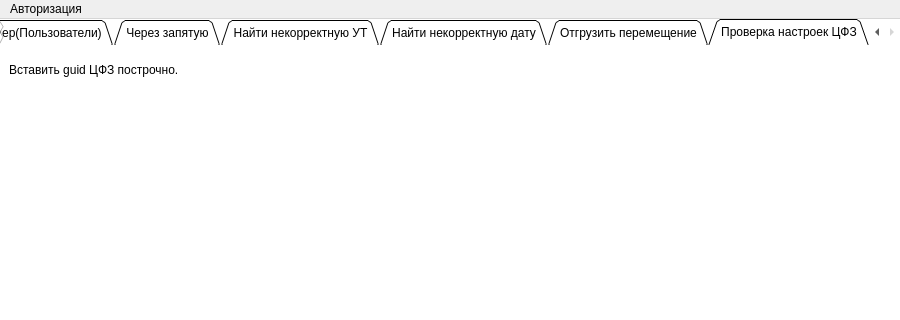
Above: static/main.ui from DefuZIQ/pythonProject before the change; both pictures show x 0 to 900 and y 0 to 320 of the 900 by 651 pixel window. Below: the same form after it.
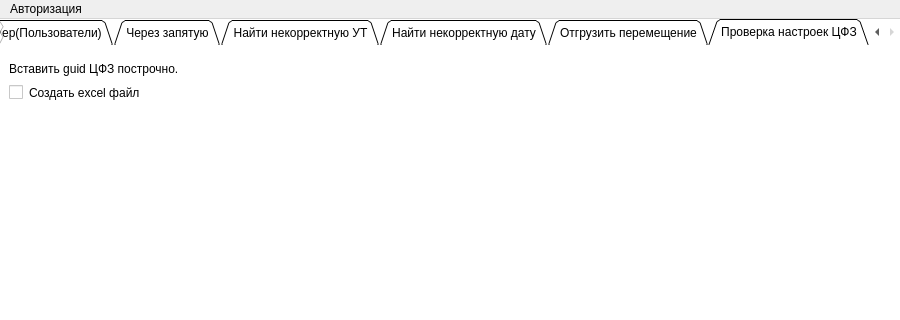
That is the form after the change. The open tabs and pages were chosen to show the change. Icons and pictures are not drawn.

```diff
--- a/static/main.ui
+++ b/static/main.ui
@@ -1256,11 +1256,11 @@
         <x>9</x>
         <y>9</y>
         <width>881</width>
-        <height>334</height>
+        <height>352</height>
        </rect>
       </property>
       <layout class="QGridLayout" name="gridLayout_8">
-       <item row="0" column="0">
+       <item row="0" column="1">
         <widget class="QLabel" name="label_49">
          <property name="minimumSize">
           <size>
@@ -1279,7 +1279,7 @@
          </property>
         </widget>
        </item>
-       <item row="1" column="0">
+       <item row="2" column="1">
         <widget class="QPlainTextEdit" name="plainTextEdit">
          <property name="minimumSize">
           <size>
@@ -1295,6 +1295,13 @@
          </property>
         </widget>
        </item>
+       <item row="1" column="1">
+        <widget class="QCheckBox" name="checkBox_4">
+         <property name="text">
+          <string>Создать excel файл</string>
+         </property>
+        </widget>
+       </item>
       </layout>
      </widget>
      <widget class="QPushButton" name="start_8">
```
Left out of the diff: 2 changed lines with no effect on the pictures.
